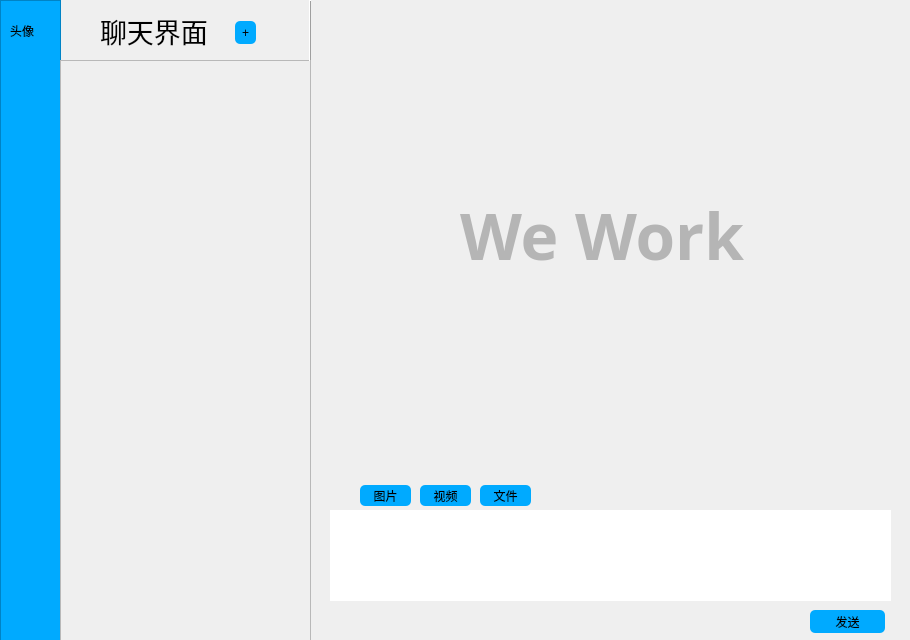
The window that src/client/ui/logwindow.ui (SHIDi233/WeWork3) describes before a commit, drawn with Qt 5.
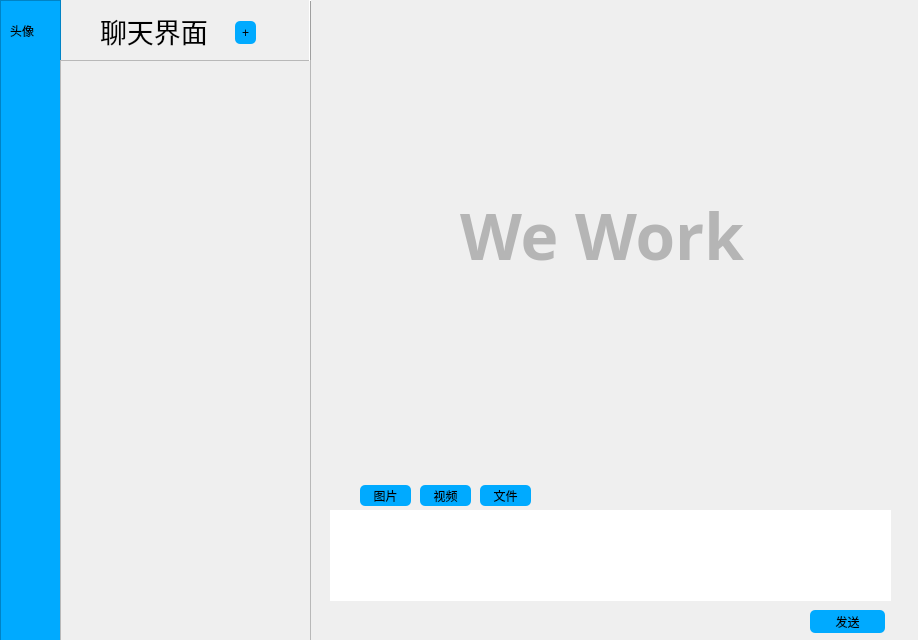
The same window after the commit. Icons and pictures are not drawn.

Diff of the .ui file:
```diff
--- a/src/client/ui/logwindow.ui
+++ b/src/client/ui/logwindow.ui
@@ -6,7 +6,7 @@
    <rect>
     <x>0</x>
     <y>0</y>
-    <width>910</width>
+    <width>918</width>
     <height>640</height>
    </rect>
   </property>
```
